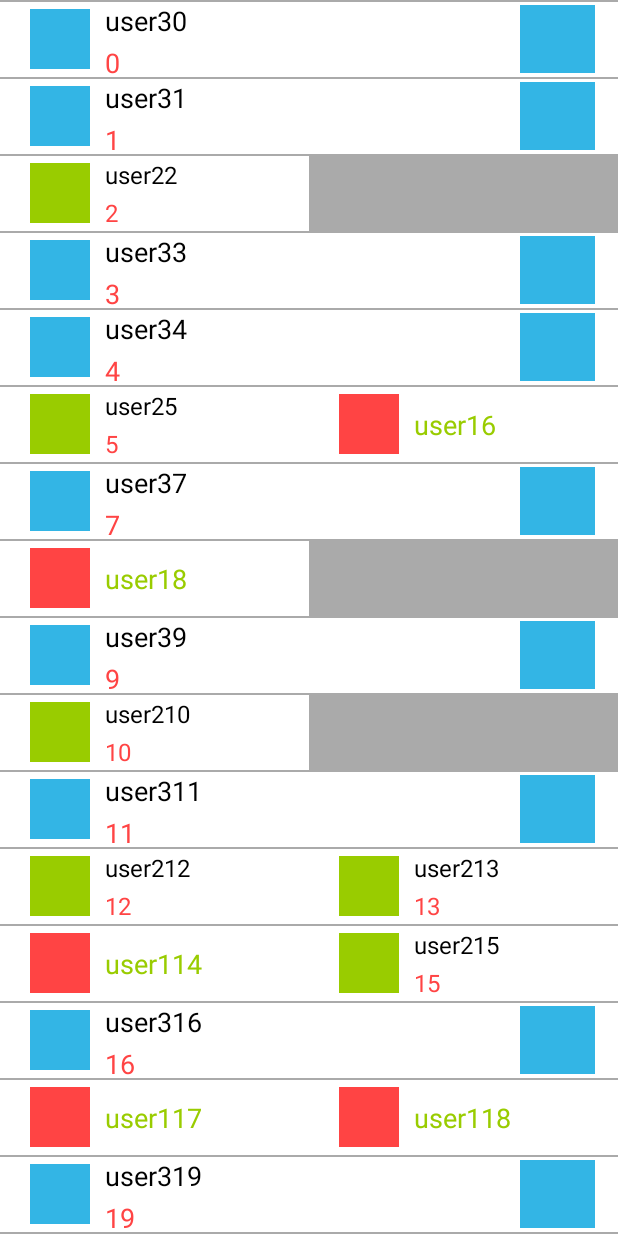
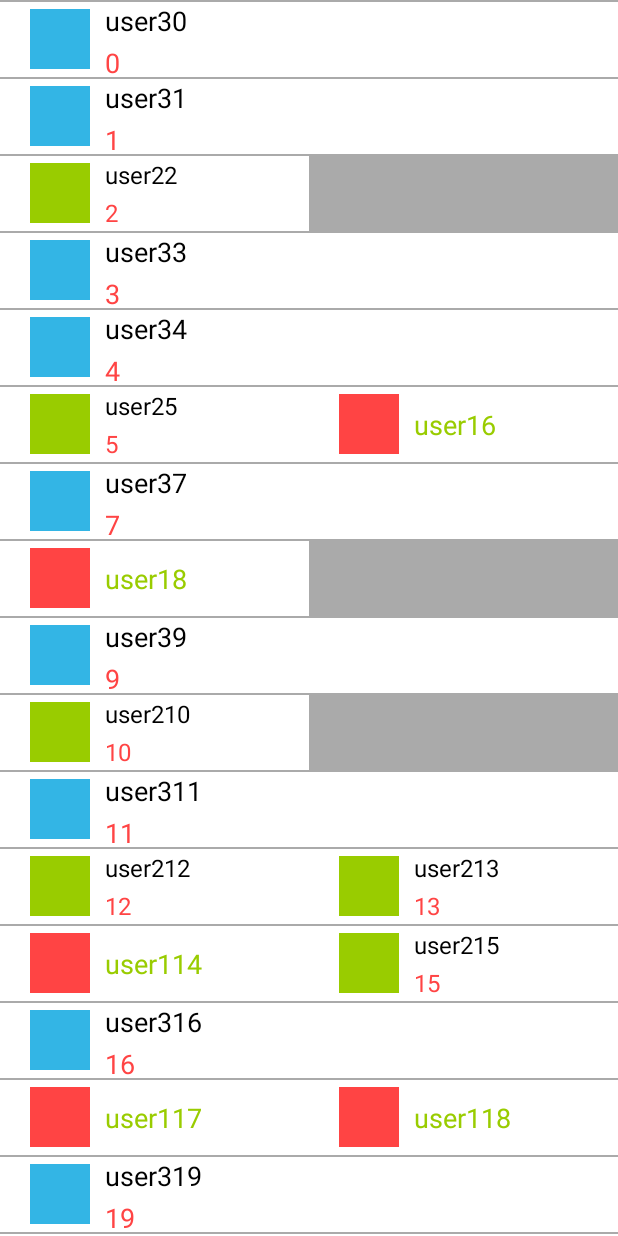
Before and after one commit to yp7361366/MyDemo, an Android app: the screen it shows after launch (MainActivity), on a phone screen of 412 x 824 dp. Run offline under Robolectric (Android 15) with nearby library versions, the phone set to English and light mode, and no system bars.

Commit message:
第四次提交

```diff
--- a/src/main/java/com/example/mylx/holder/TypeThreeHolder.java
+++ b/src/main/java/com/example/mylx/holder/TypeThreeHolder.java
@@ -30,6 +30,6 @@ public class TypeThreeHolder extends BaseHolder {
         mUserName.setText(users.name);
         mUserImage.setBackgroundResource(users.imageUrl);
         mUserSize.setText(users.size);
-        mTitleImage.setBackgroundResource(users.imagedownUrl);
+//        mTitleImage.setBackgroundResource(users.imagedownUrl);
     }
 }
```
